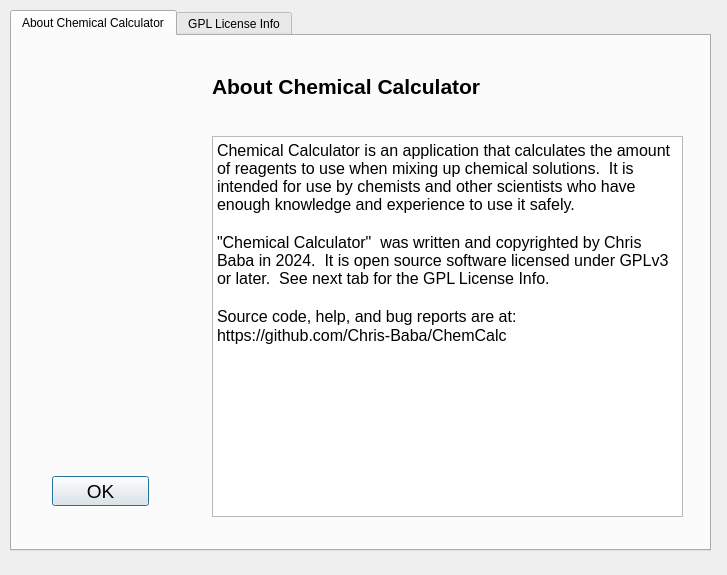
This is about_dialog.ui in Chris-Baba/molehill-chemical-calculator as Qt 5 draws it before an edit. The edited form follows.
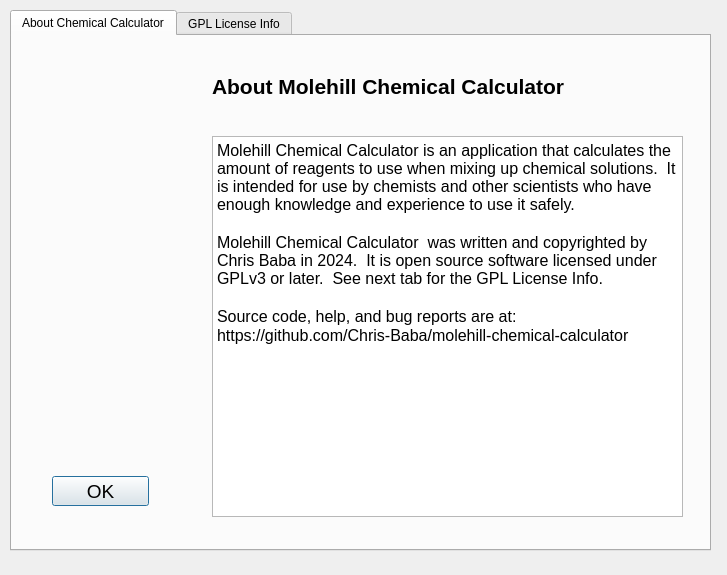
This is the edited form. Icons and pictures are not drawn.

Commit message: Changed some names to Molehill.

The edit to the form file:
```diff
--- a/about_dialog.ui
+++ b/about_dialog.ui
@@ -56,7 +56,7 @@
       <rect>
        <x>200</x>
        <y>20</y>
-       <width>361</width>
+       <width>461</width>
        <height>61</height>
       </rect>
      </property>
@@ -67,7 +67,7 @@
       </font>
      </property>
      <property name="text">
-      <string>About Chemical Calculator</string>
+      <string>About Molehill Chemical Calculator</string>
      </property>
      <property name="scaledContents">
       <bool>false</bool>
@@ -121,13 +121,13 @@
 hr { height: 1px; border-width: 0; }
 li.unchecked::marker { content: &quot;\2610&quot;; }
 li.checked::marker { content: &quot;\2612&quot;; }
-&lt;/style&gt;&lt;/head&gt;&lt;body style=&quot; font-family:'Noto Sans'; font-size:12pt; font-weight:400; font-style:normal;&quot;&gt;
-&lt;p style=&quot; margin-top:0px; margin-bottom:0px; margin-left:0px; margin-right:0px; -qt-block-indent:0; text-indent:0px;&quot;&gt;Chemical Calculator is an application that calculates the amount of reagents to use when mixing up chemical solutions.  It is intended for use by chemists and other scientists who have enough knowledge and experience to use it safely.&lt;/p&gt;
-&lt;p style=&quot;-qt-paragraph-type:empty; margin-top:0px; margin-bottom:0px; margin-left:0px; margin-right:0px; -qt-block-indent:0; text-indent:0px;&quot;&gt;&lt;br /&gt;&lt;/p&gt;
-&lt;p style=&quot; margin-top:0px; margin-bottom:0px; margin-left:0px; margin-right:0px; -qt-block-indent:0; text-indent:0px;&quot;&gt;&amp;quot;Chemical Calculator&amp;quot;  was written and copyrighted by Chris Baba in 2024.  It is open source software licensed under GPLv3 or later.  See next tab for the GPL License Info.&lt;/p&gt;
-&lt;p style=&quot;-qt-paragraph-type:empty; margin-top:0px; margin-bottom:0px; margin-left:0px; margin-right:0px; -qt-block-indent:0; text-indent:0px;&quot;&gt;&lt;br /&gt;&lt;/p&gt;
-&lt;p style=&quot; margin-top:0px; margin-bottom:0px; margin-left:0px; margin-right:0px; -qt-block-indent:0; text-indent:0px;&quot;&gt;Source code, help, and bug reports are at: &lt;/p&gt;
-&lt;p style=&quot; margin-top:0px; margin-bottom:0px; margin-left:0px; margin-right:0px; -qt-block-indent:0; text-indent:0px;&quot;&gt;https://github.com/Chris-Baba/ChemCalc&lt;/p&gt;&lt;/body&gt;&lt;/html&gt;</string>
+&lt;/style&gt;&lt;/head&gt;&lt;body style=&quot; font-family:'DejaVu Sans'; font-size:12pt; font-weight:400; font-style:normal;&quot;&gt;
+&lt;p style=&quot; margin-top:0px; margin-bottom:0px; margin-left:0px; margin-right:0px; -qt-block-indent:0; text-indent:0px;&quot;&gt;&lt;span style=&quot; font-family:'Noto Sans';&quot;&gt;Molehill Chemical Calculator is an application that calculates the amount of reagents to use when mixing up chemical solutions.  It is intended for use by chemists and other scientists who have enough knowledge and experience to use it safely.&lt;/span&gt;&lt;/p&gt;
+&lt;p style=&quot;-qt-paragraph-type:empty; margin-top:0px; margin-bottom:0px; margin-left:0px; margin-right:0px; -qt-block-indent:0; text-indent:0px; font-family:'Noto Sans';&quot;&gt;&lt;br /&gt;&lt;/p&gt;
+&lt;p style=&quot; margin-top:0px; margin-bottom:0px; margin-left:0px; margin-right:0px; -qt-block-indent:0; text-indent:0px;&quot;&gt;&lt;span style=&quot; font-family:'Noto Sans';&quot;&gt;Molehill Chemical Calculator  was written and copyrighted by Chris Baba in 2024.  It is open source software licensed under GPLv3 or later.  See next tab for the GPL License Info.&lt;/span&gt;&lt;/p&gt;
+&lt;p style=&quot;-qt-paragraph-type:empty; margin-top:0px; margin-bottom:0px; margin-left:0px; margin-right:0px; -qt-block-indent:0; text-indent:0px; font-family:'Noto Sans';&quot;&gt;&lt;br /&gt;&lt;/p&gt;
+&lt;p style=&quot; margin-top:0px; margin-bottom:0px; margin-left:0px; margin-right:0px; -qt-block-indent:0; text-indent:0px;&quot;&gt;&lt;span style=&quot; font-family:'Noto Sans';&quot;&gt;Source code, help, and bug reports are at: &lt;/span&gt;&lt;/p&gt;
+&lt;p style=&quot; margin-top:0px; margin-bottom:0px; margin-left:0px; margin-right:0px; -qt-block-indent:0; text-indent:0px;&quot;&gt;https://github.com/Chris-Baba/molehill-chemical-calculator&lt;/p&gt;&lt;/body&gt;&lt;/html&gt;</string>
      </property>
      <property name="textInteractionFlags">
       <set>Qt::TextInteractionFlag::LinksAccessibleByKeyboard|Qt::TextInteractionFlag::LinksAccessibleByMouse|Qt::TextInteractionFlag::TextBrowserInteraction|Qt::TextInteractionFlag::TextSelectableByKeyboard|Qt::TextInteractionFlag::TextSelectableByMouse</set>
```
Left out of the diff: 2 changed lines with no effect on the pictures. The commit also changes 17 other files.
